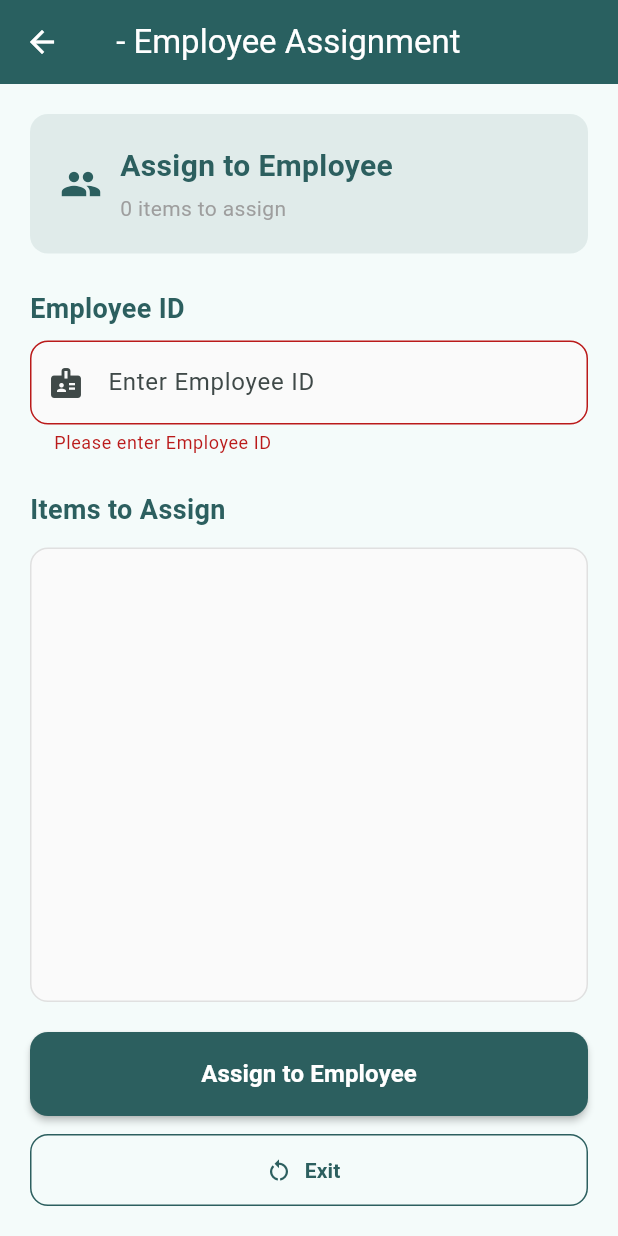
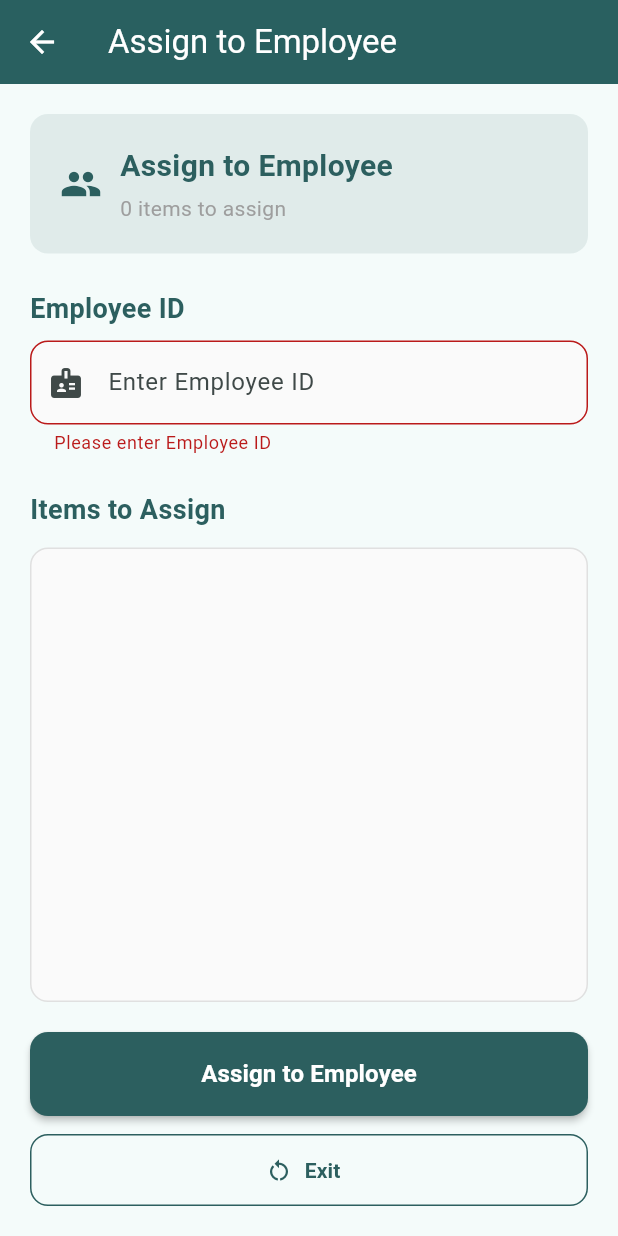
Before and after one commit to SayujSujeev/baitech-web-view, a Flutter app: the EmployeeIdScreen screen opened directly with empty values, after a tap on "Assign to Employee", on a phone screen of 412 x 824 dp. Run offline on Flutter 3.47's test engine with Material 3 defaults, Android fonts, the phone set to English and light mode, and no system bars; our stand-ins replace share_plus, shared_preferences, webview_flutter, webview_flutter_platform_interface; missing offline and left inert: excel, flutter_file_dialog, mobile_scanner, webview_flutter_android; accounts and stored records are empty; statements that could not run were skipped.

Commit message:
Store flow: add system save picker; reuse EmployeeIdScreen with dynamic labels; add Next button to scanner; wire Store Check In navigation; update dependencies

```diff
--- a/lib/employee_id_screen.dart
+++ b/lib/employee_id_screen.dart
@@ -3,6 +3,7 @@ import 'package:flutter/material.dart';
 import 'package:excel/excel.dart' as xls;
 import 'package:path_provider/path_provider.dart';
 import 'package:share_plus/share_plus.dart';
+import 'package:flutter_file_dialog/flutter_file_dialog.dart';
 import 'package:shared_preferences/shared_preferences.dart';
 
 class EmployeeIdScreen extends StatefulWidget {
@@ -68,18 +69,20 @@ class _EmployeeIdScreenState extends State<EmployeeIdScreen> {
   Future<File> _generateExcel({required String employeeId, required List<String> codes}) async {
     final xls.Excel excel = xls.Excel.createExcel();
 
-    // Use the default first sheet so users see data immediately when opening the file
+    // Dynamically name sheet based on action
     final String defaultSheetName = excel.getDefaultSheet() ?? 'Sheet1';
-    if (defaultSheetName != 'Assignments') {
-      excel.rename(defaultSheetName, 'Assignments');
+    final bool isStore = widget.scannerType == 'Check In to Store';
+    final String sheetName = isStore ? 'CheckIn' : 'Assignments';
+    if (defaultSheetName != sheetName) {
+      excel.rename(defaultSheetName, sheetName);
     }
-    excel.setDefaultSheet('Assignments');
-    final xls.Sheet sheet = excel['Assignments'];
+    excel.setDefaultSheet(sheetName);
+    final xls.Sheet sheet = excel[sheetName];
 
     // Header row
     sheet.appendRow(<xls.CellValue?>[
-      xls.TextCellValue('Employee ID'),
-      xls.TextCellValue('Item Scan ID'),
+      xls.TextCellValue(isStore ? 'Store ID' : 'Employee ID'),
+      xls.TextCellValue('Asset ID'),
     ]);
 
     // Data rows
@@ -99,7 +102,8 @@ class _EmployeeIdScreenState extends State<EmployeeIdScreen> {
 
     final tempDir = await getTemporaryDirectory();
     final timestamp = DateTime.now().toIso8601String().replaceAll(':', '-');
-    final filename = 'employee_assignment_${employeeId}_$timestamp.xlsx';
+    final String prefix = isStore ? 'store_checkin' : 'employee_assignment';
+    final filename = '${prefix}_${employeeId}_$timestamp.xlsx';
     final file = File('${tempDir.path}/$filename');
     await file.writeAsBytes(bytes, flush: true);
     return file;
@@ -145,12 +149,12 @@ class _EmployeeIdScreenState extends State<EmployeeIdScreen> {
                   ),
                   textAlign: TextAlign.center,
                 ),
-                const SizedBox(height: 16),
-                Text(
-                  file.path,
-                  style: const TextStyle(fontSize: 12, color: Colors.grey),
-                  textAlign: TextAlign.center,
-                ),
+                // const SizedBox(height: 16),
+                // Text(
+                //   file.path,
+                //   style: const TextStyle(fontSize: 12, color: Colors.grey),
+                //   textAlign: TextAlign.center,
+                // ),
                 const SizedBox(height: 20),
                 SizedBox(
                   height: 56,
@@ -235,6 +239,24 @@ class _EmployeeIdScreenState extends State<EmployeeIdScreen> {
   }
 
   Future<File> _saveToDocuments(File tempFile) async {
+    // Prefer a user-visible picker (Downloads/My Files) on mobile platforms
+    try {
+      final bytes = await tempFile.readAsBytes();
+      final params = SaveFileDialogParams(
+        data: bytes,
+        fileName: tempFile.uri.pathSegments.last,
+        mimeTypesFilter: const [
+          'application/vnd.openxmlformats-officedocument.spreadsheetml.sheet',
+        ],
+      );
+      final savedPath = await FlutterFileDialog.saveFile(params: params);
+      if (savedPath != null) {
+        return File(savedPath);
+      }
+    } catch (_) {
+      // Fall through to app documents directory if picker not available
+    }
+
     final docs = await getApplicationDocumentsDirectory();
     final target = File('${docs.path}/${tempFile.uri.pathSegments.last}');
     return tempFile.copy(target.path);
@@ -400,7 +422,7 @@ class _EmployeeIdScreenState extends State<EmployeeIdScreen> {
   Widget build(BuildContext context) {
     return Scaffold(
       appBar: AppBar(
-        title: Text('${widget.scannerType} - Employee Assignment'),
+        title: Text(widget.scannerType == 'Check In to Store' ? 'Check In to Store' : 'Assign to Employee'),
         backgroundColor: const Color(0xFF2C5F5F),
         foregroundColor: Colors.white,
         elevation: 2,
@@ -425,9 +447,9 @@ class _EmployeeIdScreenState extends State<EmployeeIdScreen> {
                   children: [
                     Row(
                       children: [
-                        const Icon(
-                          Icons.people,
-                          color: Color(0xFF2C5F5F),
+                        Icon(
+                          widget.scannerType == 'Check In to Store' ? Icons.store : Icons.people,
+                          color: const Color(0xFF2C5F5F),
                           size: 28,
                         ),
                         const SizedBox(width: 12),
@@ -435,9 +457,9 @@ class _EmployeeIdScreenState extends State<EmployeeIdScreen> {
                           child: Column(
                             crossAxisAlignment: CrossAxisAlignment.start,
                             children: [
-                              const Text(
-                                'Assign to Employee',
-                                style: TextStyle(
+                              Text(
+                                widget.scannerType == 'Check In to Store' ? 'Check In to Store' : 'Assign to Employee',
+                                style: const TextStyle(
                                   fontSize: 20,
                                   fontWeight: FontWeight.bold,
                                   color: Color(0xFF2C5F5F),
@@ -445,7 +467,7 @@ class _EmployeeIdScreenState extends State<EmployeeIdScreen> {
                               ),
                               const SizedBox(height: 4),
                               Text(
-                                '${widget.scannedCodes.length} items to assign',
+                                widget.scannerType == 'Check In to Store' ? '${widget.scannedCodes.length} items to check in' : '${widget.scannedCodes.length} items to assign',
                                 style: const TextStyle(
                                   fontSize: 14,
                                   color: Colors.grey,
@@ -462,9 +484,9 @@ class _EmployeeIdScreenState extends State<EmployeeIdScreen> {
               const SizedBox(height: 24),
 
               // Employee ID Input
-              const Text(
-                'Employee ID',
-                style: TextStyle(
+              Text(
+                widget.scannerType == 'Check In to Store' ? 'Store ID' : 'Employee ID',
+                style: const TextStyle(
                   fontSize: 18,
                   fontWeight: FontWeight.w600,
                   color: Color(0xFF2C5F5F),
@@ -474,8 +496,8 @@ class _EmployeeIdScreenState extends State<EmployeeIdScreen> {
               TextFormField(
                 controller: _employeeIdController,
                 decoration: InputDecoration(
-                  hintText: 'Enter Employee ID',
-                  prefixIcon: const Icon(Icons.badge),
+                  hintText: widget.scannerType == 'Check In to Store' ? 'Enter Store ID' : 'Enter Employee ID',
+                  prefixIcon: Icon(widget.scannerType == 'Check In to Store' ? Icons.store : Icons.badge),
                   border: OutlineInputBorder(
                     borderRadius: BorderRadius.circular(12),
                     borderSide: const BorderSide(color: Colors.grey),
@@ -489,10 +511,10 @@ class _EmployeeIdScreenState extends State<EmployeeIdScreen> {
                 ),
                 validator: (value) {
                   if (value == null || value.isEmpty) {
-                    return 'Please enter Employee ID';
+                    return widget.scannerType == 'Check In to Store' ? 'Please enter Store ID' : 'Please enter Employee ID';
                   }
                   if (value.length < 3) {
-                    return 'Employee ID must be at least 3 characters';
+                    return widget.scannerType == 'Check In to Store' ? 'Store ID must be at least 3 characters' : 'Employee ID must be at least 3 characters';
                   }
                   return null;
                 },
@@ -502,9 +524,9 @@ class _EmployeeIdScreenState extends State<EmployeeIdScreen> {
               const SizedBox(height: 24),
 
               // Scanned Items List
-              const Text(
-                'Items to Assign',
-                style: TextStyle(
+              Text(
+                widget.scannerType == 'Check In to Store' ? 'Items to Check In' : 'Items to Assign',
+                style: const TextStyle(
                   fontSize: 18,
                   fontWeight: FontWeight.w600,
                   color: Color(0xFF2C5F5F),
@@ -545,9 +567,9 @@ class _EmployeeIdScreenState extends State<EmployeeIdScreen> {
                               fontFamily: 'monospace',
                             ),
                           ),
-                          subtitle: const Text(
-                            'Scanned Item',
-                            style: TextStyle(
+                          subtitle: Text(
+                            widget.scannerType == 'Check In to Store' ? 'Store Item' : 'Scanned Item',
+                            style: const TextStyle(
                               color: Colors.grey,
                             ),
                           ),
@@ -582,9 +604,9 @@ class _EmployeeIdScreenState extends State<EmployeeIdScreen> {
                             valueColor: AlwaysStoppedAnimation<Color>(Colors.white),
                           ),
                         )
-                      : const Text(
-                          'Assign to Employee',
-                          style: TextStyle(
+                      : Text(
+                          widget.scannerType == 'Check In to Store' ? 'Check In to Store' : 'Assign to Employee',
+                          style: const TextStyle(
                             fontSize: 16,
                             fontWeight: FontWeight.w600,
                           ),
--- a/lib/simple_scanner_screen.dart
+++ b/lib/simple_scanner_screen.dart
@@ -394,8 +394,8 @@ class _SimpleScannerScreenState extends State<SimpleScannerScreen> {
                   ),
                 const SizedBox(height: 20),
 
-                // Next button for Assign to Employees
-                if (widget.scannerType == 'Assign to Employees' && widget.scannedCodes.isNotEmpty)
+                // Next button for both flows when there are scanned codes
+                if (widget.scannedCodes.isNotEmpty)
                   SizedBox(
                     width: double.infinity,
                     height: 56,
@@ -413,7 +413,7 @@ class _SimpleScannerScreenState extends State<SimpleScannerScreen> {
                         ),
                       ),
                       style: ElevatedButton.styleFrom(
-                        backgroundColor: Colors.green,
+                        backgroundColor: widget.scannerType == 'Check In to Store' ? Colors.blue : Colors.green,
                         foregroundColor: Colors.white,
                         shape: RoundedRectangleBorder(
                           borderRadius: BorderRadius.circular(12),
--- a/pubspec.yaml
+++ b/pubspec.yaml
@@ -42,6 +42,7 @@ dependencies:
   path_provider: ^2.1.5
   share_plus: ^10.0.2
   shared_preferences: ^2.3.2
+  flutter_file_dialog: ^3.0.2
 
 dev_dependencies:
   flutter_test:
```
Also changed, not shown: lib/webview_screen.dart (+13 -5 lines), pubspec.lock.
